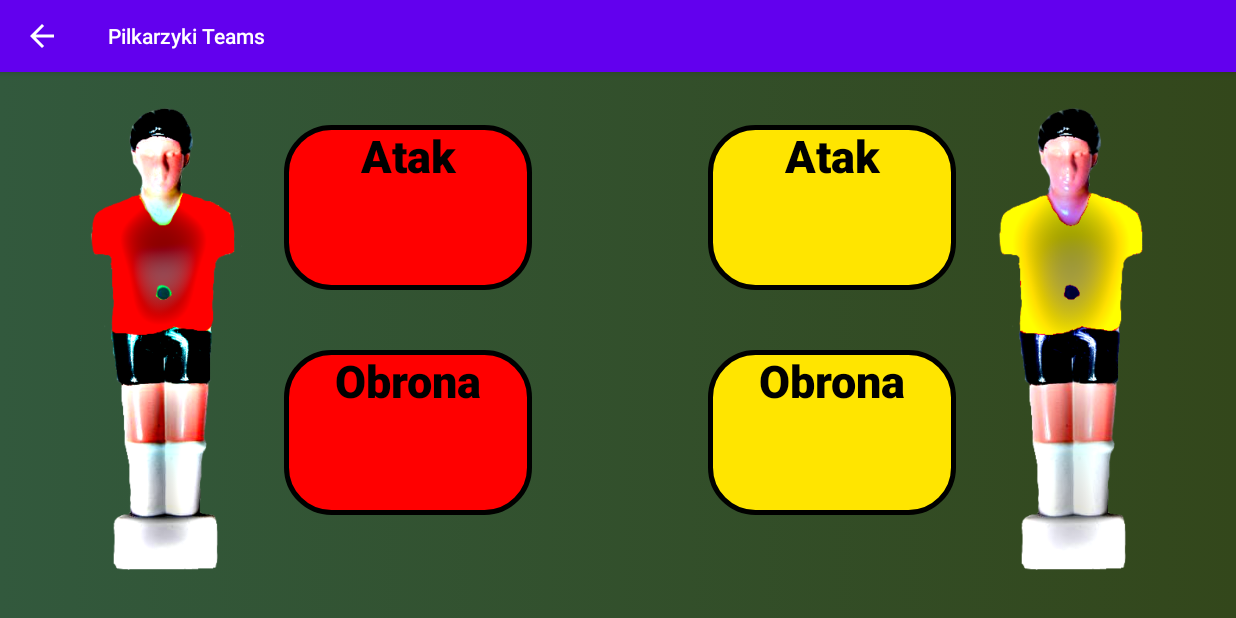
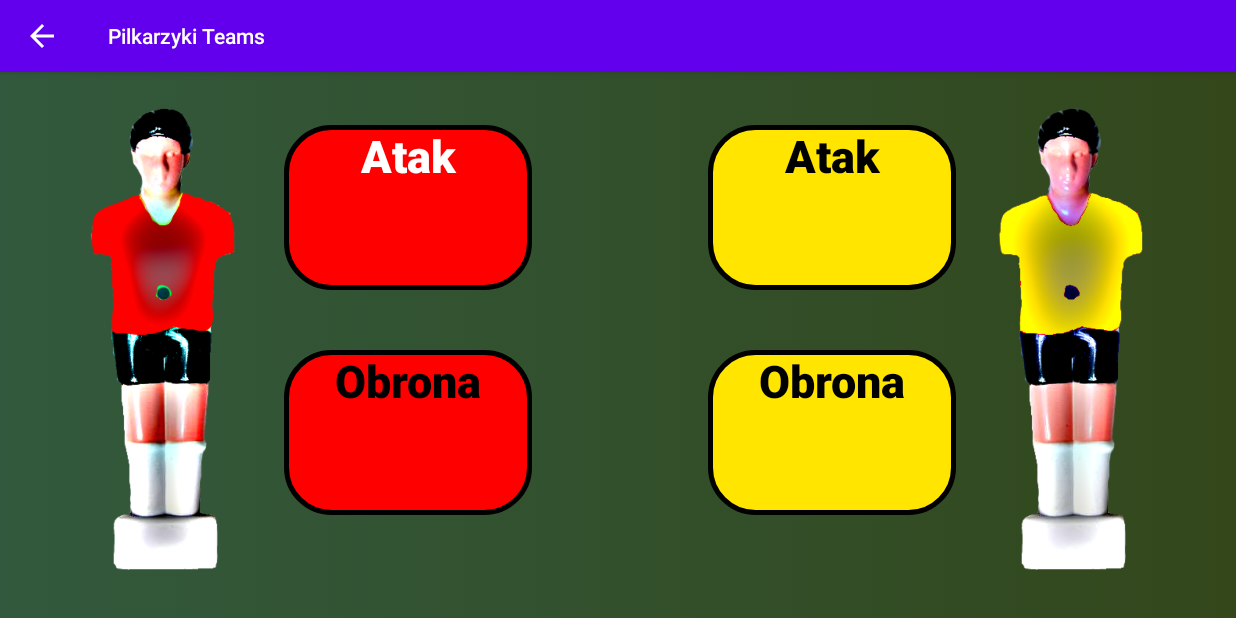
Before and after one commit to macieq23/PilkarzykiTeams, an Android app: the Activity2 screen opened directly, with no data from a screen before it, on a phone screen of 824 x 412 dp (held sideways). Run offline under Robolectric (Android 15) with nearby library versions, the phone set to English and light mode, and no system bars.

Commit message:
color changing

```diff
--- a/app/src/main/res/layout/activity_2.xml
+++ b/app/src/main/res/layout/activity_2.xml
@@ -42,7 +42,7 @@
         android:fontFamily="sans-serif-black"
         android:gravity="top|center"
         android:text="@string/atak"
-        android:textColor="#000000"
+        android:textColor="#FFFFFF"
         android:textSize="30sp"
         app:layout_constraintBottom_toBottomOf="parent"
         app:layout_constraintEnd_toEndOf="parent"
```
